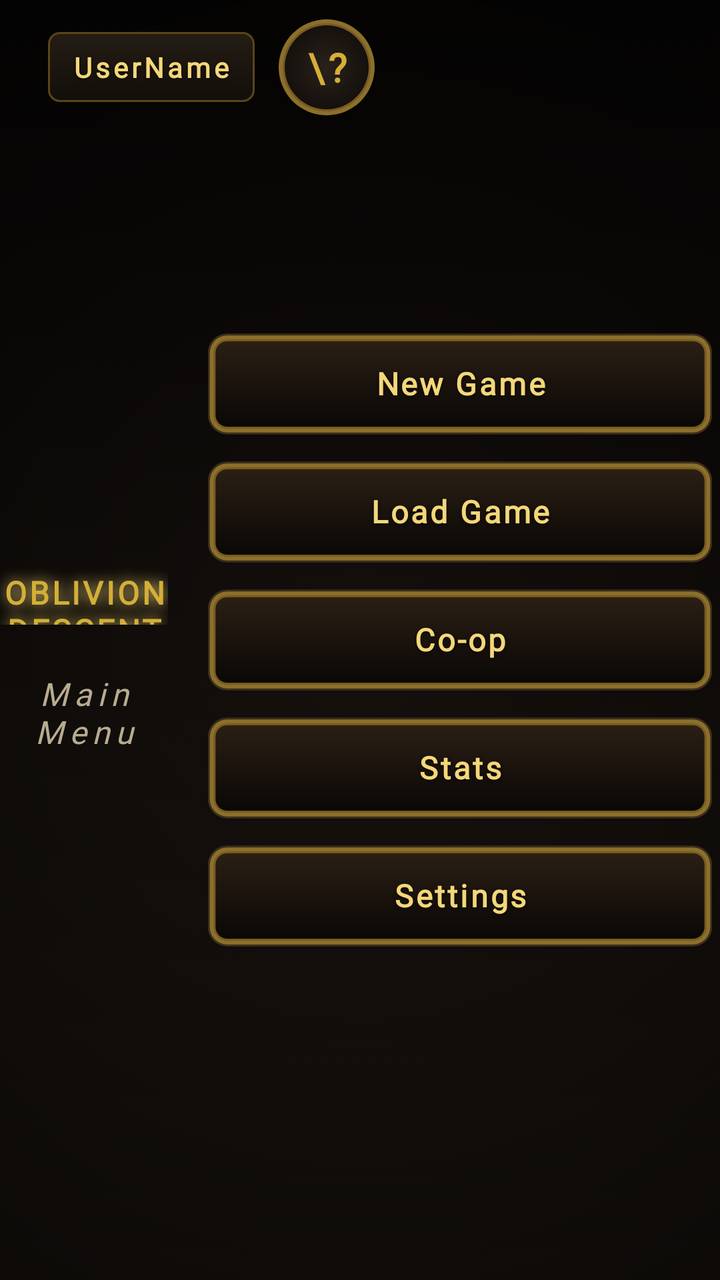
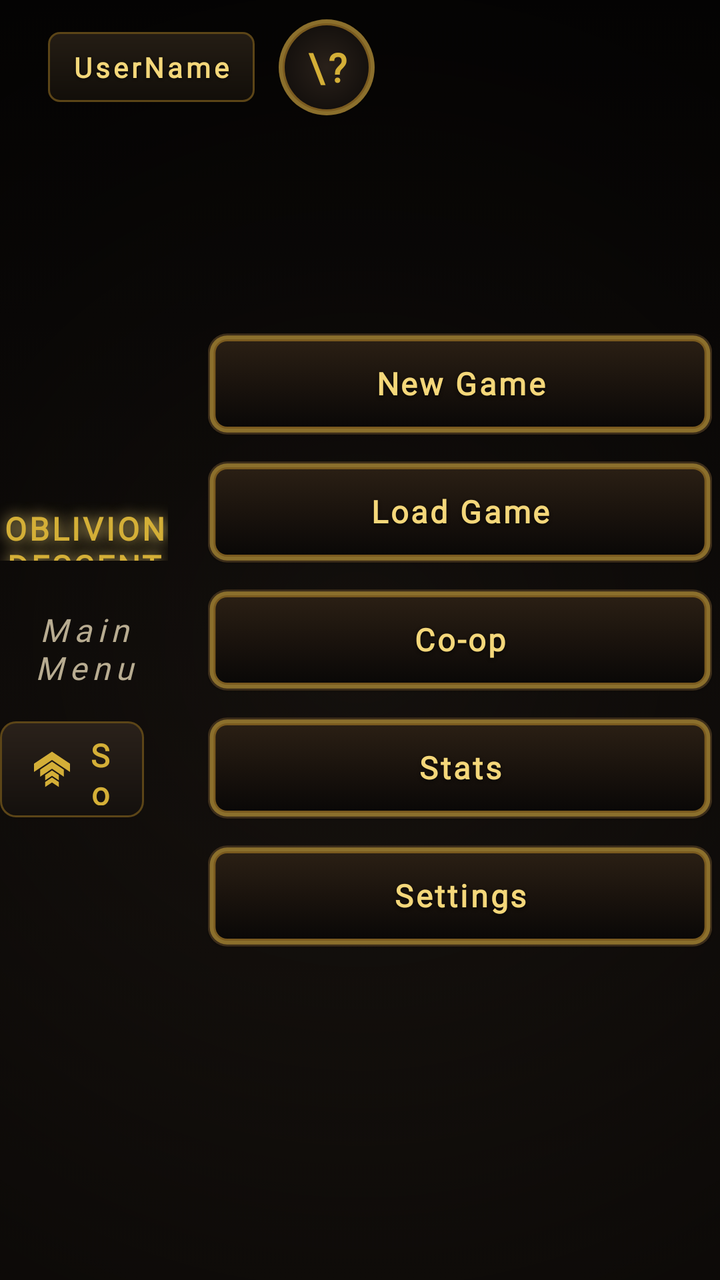

The first picture is an Android layout as it rendered before a commit; the second is the same layout after the commit. The layout source and the unified diff follow.
<!-- AndroidManifest.xml: activity theme Theme.MaterialComponents.DayNight.NoActionBar -->
<!-- res/layout/activity_menu.xml -->
<?xml version="1.0" encoding="utf-8"?>
<androidx.constraintlayout.widget.ConstraintLayout
    xmlns:android="http://schemas.android.com/apk/res/android"
    xmlns:app="http://schemas.android.com/apk/res-auto"
    xmlns:tools="http://schemas.android.com/tools"
    android:id="@+id/mainMenuLayout"
    android:layout_width="match_parent"
    android:layout_height="match_parent"
    android:background="@drawable/game_background">

    <View
        android:id="@+id/vignetteOverlay"
        android:layout_width="match_parent"
        android:layout_height="match_parent"
        android:background="@drawable/vignette_overlay"
        android:alpha="0.94"
        android:animation="@anim/slow_pulse" />

    <TextView
        android:id="@+id/tvUsername"
        style="@style/OD.Text.Label"
        android:layout_width="wrap_content"
        android:layout_height="wrap_content"
        android:text="UserName"
        android:textColor="@color/gold_glow"
        android:textSize="@dimen/text_small"
        app:layout_constraintTop_toTopOf="parent"
        app:layout_constraintStart_toStartOf="parent"
        android:layout_marginTop="@dimen/space_lg"
        android:layout_marginStart="@dimen/space_xl"
        android:paddingStart="@dimen/space_md"
        android:paddingEnd="@dimen/space_md"
        android:paddingTop="@dimen/space_sm"
        android:paddingBottom="@dimen/space_sm"
        android:background="@drawable/hud_panel"
        android:shadowColor="@color/ink_shadow"
        android:shadowDx="0"
        android:shadowDy="1"
        android:shadowRadius="3" />

    <com.google.android.material.button.MaterialButton
        android:id="@+id/btn_tutorial"
        android:layout_width="@dimen/touch_min"
        android:layout_height="@dimen/touch_min"
        android:layout_marginStart="@dimen/space_md"
        android:contentDescription="How to play"
        android:text="\?"
        android:textSize="@dimen/text_heading"
        android:textStyle="bold"
        android:fontFamily="@font/cinzel"
        android:textColor="@color/gold_bright"
        android:padding="0dp"
        android:minWidth="0dp"
        android:minHeight="0dp"
        android:insetLeft="0dp"
        android:insetTop="0dp"
        android:insetRight="0dp"
        android:insetBottom="0dp"
        app:backgroundTint="@null"
        android:background="@drawable/icon_btn_circle"
        app:strokeWidth="0dp"
        app:layout_constraintStart_toEndOf="@id/tvUsername"
        app:layout_constraintTop_toTopOf="@id/tvUsername"
        app:layout_constraintBottom_toBottomOf="@id/tvUsername"
        tools:ignore="HardcodedText" />

    <TextView
        android:id="@+id/GameTitleFront"
        style="@style/OD.Text.Title"
        android:layout_width="0dp"
        android:layout_height="wrap_content"
        android:text="Oblivion Descent"
        android:textAllCaps="true"
        android:textSize="48sp"
        android:maxLines="1"
        app:autoSizeTextType="uniform"
        app:autoSizeMinTextSize="16sp"
        app:autoSizeMaxTextSize="48sp"
        app:autoSizeStepGranularity="1sp"
        android:gravity="center"
        android:shadowColor="@color/gold_glow"
        android:shadowDx="0"
        android:shadowDy="0"
        android:shadowRadius="18"
        android:animation="@anim/glow_pulse"
        app:layout_constraintTop_toTopOf="parent"
        app:layout_constraintBottom_toTopOf="@+id/MainMenu"
        app:layout_constraintStart_toStartOf="parent"
        app:layout_constraintEnd_toStartOf="@+id/btn_new_game"
        app:layout_constraintVertical_chainStyle="packed"
        android:layout_marginEnd="@dimen/space_lg"
        tools:ignore="HardcodedText" />

    <TextView
        android:id="@+id/MainMenu"
        style="@style/OD.Text.Caption"
        android:layout_width="0dp"
        android:layout_height="wrap_content"
        android:text="Main Menu"
        android:textSize="@dimen/text_body"
        android:textStyle="italic"
        android:gravity="center"
        android:letterSpacing="0.18"
        android:animation="@anim/fade_in_delayed"
        app:layout_constraintTop_toBottomOf="@id/GameTitleFront"
        app:layout_constraintBottom_toBottomOf="parent"
        app:layout_constraintStart_toStartOf="@+id/GameTitleFront"
        app:layout_constraintEnd_toEndOf="@+id/GameTitleFront"
        android:layout_marginTop="@dimen/space_sm"
        tools:ignore="HardcodedText" />

    <com.google.android.material.button.MaterialButton
        android:id="@+id/btn_new_game"
        style="@style/OD.Button"
        android:layout_width="260dp"
        android:layout_height="@dimen/button_height"
        android:text="New Game"
        android:shadowColor="@color/ink_shadow"
        android:shadowDx="0"
        android:shadowDy="2"
        android:shadowRadius="4"
        android:stateListAnimator="@animator/button_elevation_anim"
        android:translationZ="6dp"
        app:layout_constraintVertical_chainStyle="packed"
        app:layout_constraintTop_toTopOf="parent"
        app:layout_constraintBottom_toTopOf="@+id/btn_load_game"
        app:layout_constraintEnd_toEndOf="parent"
        app:layout_constraintStart_toEndOf="@+id/GameTitleFront"
        android:layout_marginBottom="@dimen/space_md"
        tools:ignore="HardcodedText" />

    <com.google.android.material.button.MaterialButton
        android:id="@+id/btn_load_game"
        style="@style/OD.Button"
        android:layout_width="260dp"
        android:layout_height="@dimen/button_height"
        android:text="Load Game"
        android:shadowColor="@color/ink_shadow"
        android:shadowDx="0"
        android:shadowDy="2"
        android:shadowRadius="4"
        android:stateListAnimator="@animator/button_elevation_anim"
        android:translationZ="6dp"
        app:layout_constraintTop_toBottomOf="@+id/btn_new_game"
        app:layout_constraintBottom_toTopOf="@+id/btn_coop"
        app:layout_constraintStart_toStartOf="@+id/btn_new_game"
        app:layout_constraintEnd_toEndOf="@+id/btn_new_game"
        android:layout_marginBottom="@dimen/space_md"
        tools:ignore="HardcodedText" />

    <com.google.android.material.button.MaterialButton
        android:id="@+id/btn_coop"
        style="@style/OD.Button"
        android:layout_width="260dp"
        android:layout_height="@dimen/button_height"
        android:text="Co-op"
        android:shadowColor="@color/ink_shadow"
        android:shadowDx="0"
        android:shadowDy="2"
        android:shadowRadius="4"
        android:stateListAnimator="@animator/button_elevation_anim"
        android:translationZ="6dp"
        app:layout_constraintTop_toBottomOf="@+id/btn_load_game"
        app:layout_constraintBottom_toTopOf="@+id/btn_stats"
        app:layout_constraintStart_toStartOf="@+id/btn_new_game"
        app:layout_constraintEnd_toEndOf="@+id/btn_new_game"
        android:layout_marginBottom="@dimen/space_md"
        tools:ignore="HardcodedText" />

    <com.google.android.material.button.MaterialButton
        android:id="@+id/btn_stats"
        style="@style/OD.Button"
        android:layout_width="260dp"
        android:layout_height="@dimen/button_height"
        android:text="Stats"
        android:shadowColor="@color/ink_shadow"
        android:shadowDx="0"
        android:shadowDy="2"
        android:shadowRadius="4"
        android:stateListAnimator="@animator/button_elevation_anim"
        android:translationZ="6dp"
        app:layout_constraintTop_toBottomOf="@+id/btn_coop"
        app:layout_constraintBottom_toTopOf="@+id/btn_settings"
        app:layout_constraintStart_toStartOf="@+id/btn_new_game"
        app:layout_constraintEnd_toEndOf="@+id/btn_new_game"
        android:layout_marginBottom="@dimen/space_md"
        tools:ignore="HardcodedText" />

    <com.google.android.material.button.MaterialButton
        android:id="@+id/btn_settings"
        style="@style/OD.Button"
        android:layout_width="260dp"
        android:layout_height="@dimen/button_height"
        android:text="Settings"
        android:shadowColor="@color/ink_shadow"
        android:shadowDx="0"
        android:shadowDy="2"
        android:shadowRadius="4"
        android:stateListAnimator="@animator/button_elevation_anim"
        android:translationZ="6dp"
        app:layout_constraintTop_toBottomOf="@+id/btn_stats"
        app:layout_constraintBottom_toBottomOf="parent"
        app:layout_constraintStart_toStartOf="@+id/btn_new_game"
        app:layout_constraintEnd_toEndOf="@+id/btn_new_game"
        tools:ignore="HardcodedText" />

</androidx.constraintlayout.widget.ConstraintLayout>
<!-- resources referenced by this layout -->
<resources>
  <color name="gold_bright">#D4AF37</color>
  <color name="gold_glow">#F4D77A</color>
  <color name="ink_shadow">#0A0807</color>
  <dimen name="button_height">52dp</dimen>
  <dimen name="space_lg">16dp</dimen>
  <dimen name="space_md">12dp</dimen>
  <dimen name="space_sm">8dp</dimen>
  <dimen name="space_xl">24dp</dimen>
  <dimen name="text_body">16sp</dimen>
  <dimen name="text_heading">20sp</dimen>
  <dimen name="text_small">14sp</dimen>
  <dimen name="touch_min">48dp</dimen>
  <style name="OD.Text.Caption" parent="OD.Text">
          <item name="android:textSize">@dimen/text_small</item>
          <item name="android:textColor">@color/bone_dim</item>
      </style>
  <color name="bg_deepest">#0A0807</color>
  <color name="bg_base">#14100D</color>
  <color name="bg_surface">#1E1813</color>
  <color name="border_gold_inner">#5C4517</color>
  <color name="gold_translucent_strong">#66D4AF37</color>
  <color name="border_gold">#8B6F2C</color>
  <color name="gold_deep">#7A5A1F</color>
  <color name="bg_surface_alt">#2A211A</color>
  <dimen name="text_button">16sp</dimen>
  <dimen name="icon_md">20dp</dimen>
  <style name="OD.Text" parent="">
          <item name="android:fontFamily">@font/crimson_pro</item>
          <item name="android:textSize">@dimen/text_body</item>
          <item name="android:textColor">@color/bone_white</item>
      </style>
  <color name="bone_dim">#B8AC91</color>
  <dimen name="text_caption">12sp</dimen>
  <dimen name="text_title">26sp</dimen>
  <color name="gold_dim">#5C4517</color>
  <color name="bone_white">#EAE0CA</color>
  <!-- unchanged entries left out for length: 8 -->
</resources>

<!-- the commit's change to res/layout/activity_menu.xml (unified diff, before → after) -->
@@ -103,11 +103,45 @@
         android:letterSpacing="0.18"
         android:animation="@anim/fade_in_delayed"
         app:layout_constraintTop_toBottomOf="@id/GameTitleFront"
-        app:layout_constraintBottom_toBottomOf="parent"
+        app:layout_constraintBottom_toTopOf="@+id/menu_extras"
         app:layout_constraintStart_toStartOf="@+id/GameTitleFront"
         app:layout_constraintEnd_toEndOf="@+id/GameTitleFront"
         android:layout_marginTop="@dimen/space_sm"
         tools:ignore="HardcodedText" />
+
+    
+    <LinearLayout
+        android:id="@+id/menu_extras"
+        android:layout_width="0dp"
+        android:layout_height="wrap_content"
+        android:orientation="horizontal"
+        android:gravity="center"
+        android:layout_marginTop="@dimen/space_lg"
+        app:layout_constraintTop_toBottomOf="@id/MainMenu"
+        app:layout_constraintBottom_toBottomOf="parent"
+        app:layout_constraintStart_toStartOf="@+id/GameTitleFront"
+        app:layout_constraintEnd_toEndOf="@+id/GameTitleFront">
+
+        <com.google.android.material.button.MaterialButton
+            android:id="@+id/btn_altar"
+            style="@style/OD.Button.Secondary"
+            android:layout_width="wrap_content"
+            android:layout_height="@dimen/touch_min"
+            android:layout_marginEnd="@dimen/space_md"
+            android:text="Soul Altar"
+            app:icon="@drawable/ic_level"
+            tools:ignore="HardcodedText" />
+
+        <com.google.android.material.button.MaterialButton
+            android:id="@+id/btn_daily"
+            style="@style/OD.Button.Secondary"
+            android:layout_width="wrap_content"
+            android:layout_height="@dimen/touch_min"
+            android:text="Daily Run"
+            app:icon="@drawable/ic_trophy"
+            tools:ignore="HardcodedText" />
+
+    </LinearLayout>
 
     <com.google.android.material.button.MaterialButton
         android:id="@+id/btn_new_game"
<!-- resource entries referenced after the edit -->
@@ -12,6 +12,24 @@
   <dimen name="text_heading">20sp</dimen>
   <dimen name="text_small">14sp</dimen>
   <dimen name="touch_min">48dp</dimen>
+  <!-- drawable ic_level (drawable) -->
+  <?xml version="1.0" encoding="utf-8"?>
+  <vector xmlns:android="http://schemas.android.com/apk/res/android"
+      android:width="20dp"
+      android:height="20dp"
+      android:viewportWidth="512"
+      android:viewportHeight="512"
+      android:tint="@color/arcane_glow">
+      <path
+          android:fillColor="#FFFFFF"
+          android:pathData="M256 29.816l-231 154v106.368l231 -154 231 154V183.816zm0 128.043L105 259.783v90.283l151 -101.925 151 101.925v-90.283zm0 112l-87 58.725v67.6l87 -58 87 58v-67.6zm0 89.957l-87 58v64.368l87 -58 87 58v-64.368z"/>
+  </vector>
+  <!-- drawable ic_trophy: vector/xml drawable (drawable, 2755 chars, omitted) -->
+  <style name="OD.Button.Secondary" parent="OD.Button">
+          <item name="android:background">@drawable/btn_gothic_secondary</item>
+          <item name="android:textColor">@color/gold_bright</item>
+          <item name="iconTint">@color/gold_bright</item>
+      </style>
   <style name="OD.Text.Caption" parent="OD.Text">
           <item name="android:textSize">@dimen/text_small</item>
           <item name="android:textColor">@color/bone_dim</item>
@@ -20,12 +38,49 @@
   <color name="bg_base">#14100D</color>
   <color name="bg_surface">#1E1813</color>
   <color name="border_gold_inner">#5C4517</color>
+  <color name="arcane_glow">#B58CE0</color>
   <color name="gold_translucent_strong">#66D4AF37</color>
   <color name="border_gold">#8B6F2C</color>
   <color name="gold_deep">#7A5A1F</color>
   <color name="bg_surface_alt">#2A211A</color>
   <dimen name="text_button">16sp</dimen>
   <dimen name="icon_md">20dp</dimen>
+  <!-- drawable btn_gothic_secondary (drawable) -->
+  <?xml version="1.0" encoding="utf-8"?>
+  <ripple xmlns:android="http://schemas.android.com/apk/res/android"
+      android:color="@color/gold_translucent">
+  
+      <item android:id="@android:id/mask">
+          <shape android:shape="rectangle">
+              <solid android:color="@color/gold_bright"/>
+              <corners android:radius="8dp"/>
+          </shape>
+      </item>
+  
+      <item>
+          <layer-list>
+              <item>
+                  <shape android:shape="rectangle">
+                      <solid android:color="@color/border_gold_inner"/>
+                      <corners android:radius="8dp"/>
+                  </shape>
+              </item>
+              <item
+                  android:left="1dp" android:top="1dp"
+                  android:right="1dp" android:bottom="1dp">
+                  <shape android:shape="rectangle">
+                      <gradient
+                          android:type="linear"
+                          android:angle="270"
+                          android:startColor="@color/bg_surface_alt"
+                          android:endColor="@color/bg_base"/>
+                      <corners android:radius="7dp"/>
+                  </shape>
+              </item>
+          </layer-list>
+      </item>
+  
+  </ripple>
   <style name="OD.Text" parent="">
           <item name="android:fontFamily">@font/crimson_pro</item>
           <item name="android:textSize">@dimen/text_body</item>
@@ -35,6 +90,7 @@
   <dimen name="text_caption">12sp</dimen>
   <dimen name="text_title">26sp</dimen>
   <color name="gold_dim">#5C4517</color>
+  <color name="gold_translucent">#33D4AF37</color>
   <color name="bone_white">#EAE0CA</color>
   <!-- unchanged entries left out for length: 8 -->
 </resources>
